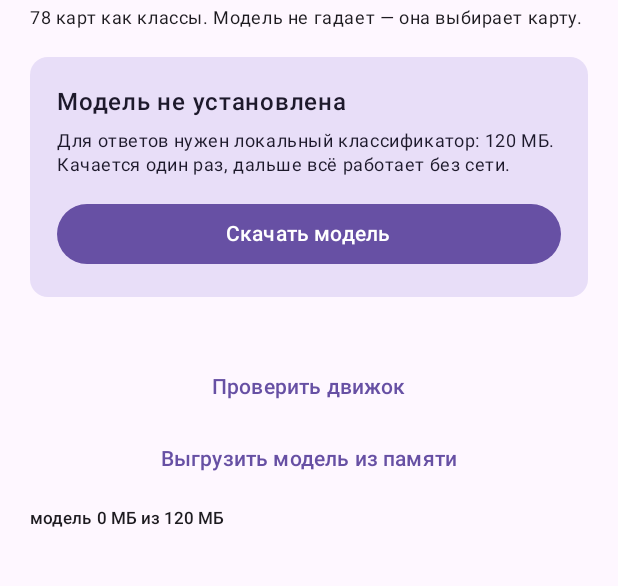
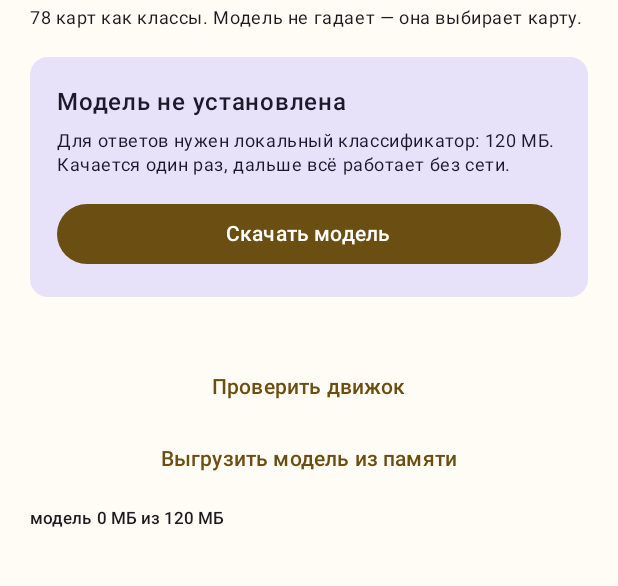
Before and after one commit to mitarsis/firstapp, an Android app built with Jetpack Compose: the screen it shows after launch (MainActivity), on a phone screen of 412 x 824 dp, the part 84-670 px from its top. Run offline under Robolectric (Android 15) with nearby library versions, the phone set to English and light mode, and no system bars; pictures from the network do not load.

Commit message:
feat: dark theme, reveal animation, reversed cards, templated reading, history

```diff
--- /dev/null
+++ b/app/src/main/java/com/mitrasis/tarot/Theme.kt
@@ -0,0 +1,44 @@
+package com.mitrasis.tarot
+
+import androidx.compose.material3.MaterialTheme
+import androidx.compose.material3.darkColorScheme
+import androidx.compose.material3.lightColorScheme
+import androidx.compose.runtime.Composable
+import androidx.compose.foundation.isSystemInDarkTheme
+import androidx.compose.ui.graphics.Color
+
+private val Night = darkColorScheme(
+    primary = Color(0xFFD9B25F),
+    onPrimary = Color(0xFF241B08),
+    primaryContainer = Color(0xFF3A2E14),
+    onPrimaryContainer = Color(0xFFF3DCA6),
+    secondary = Color(0xFF8E7FD6),
+    secondaryContainer = Color(0xFF2A2440),
+    onSecondaryContainer = Color(0xFFE5DEFF),
+    background = Color(0xFF0E0C14),
+    onBackground = Color(0xFFE8E4F0),
+    surface = Color(0xFF14111C),
+    onSurface = Color(0xFFE8E4F0),
+    surfaceVariant = Color(0xFF1E1A29),
+    onSurfaceVariant = Color(0xFFC9C3DA),
+    error = Color(0xFFE07A7A),
+    errorContainer = Color(0xFF3A1F1F)
+)
+
+private val Day = lightColorScheme(
+    primary = Color(0xFF6B4E12),
+    primaryContainer = Color(0xFFF6E7C6),
+    secondary = Color(0xFF5A4BA8),
+    secondaryContainer = Color(0xFFE7E1FA),
+    background = Color(0xFFFBF8F2),
+    surface = Color(0xFFFFFCF6),
+    surfaceVariant = Color(0xFFF0EADF)
+)
+
+@Composable
+fun TarotTheme(content: @Composable () -> Unit) {
+    MaterialTheme(
+        colorScheme = if (isSystemInDarkTheme()) Night else Day,
+        content = content
+    )
+}
```
Also changed, not shown: app/src/main/java/com/mitrasis/tarot/EmbeddingDecider.kt (+14 -1 lines), app/src/main/java/com/mitrasis/tarot/History.kt (added, +63 -0 lines), app/src/main/java/com/mitrasis/tarot/MainActivity.kt (+45 -4 lines), app/src/main/java/com/mitrasis/tarot/Reading.kt (added, +46 -0 lines).
